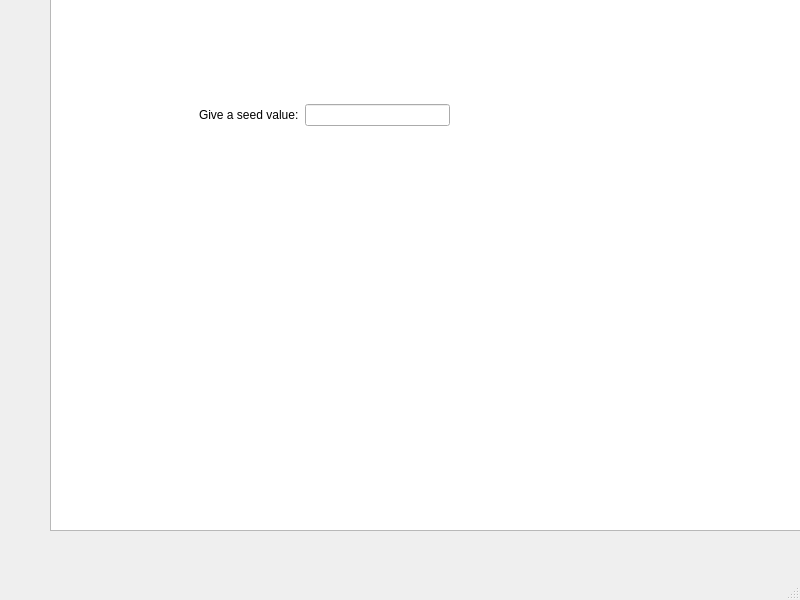
First picture: the form in student/12/numbers_gui/mainwindow.ui, repository nvjsalonen/Ohj2, before the edit.
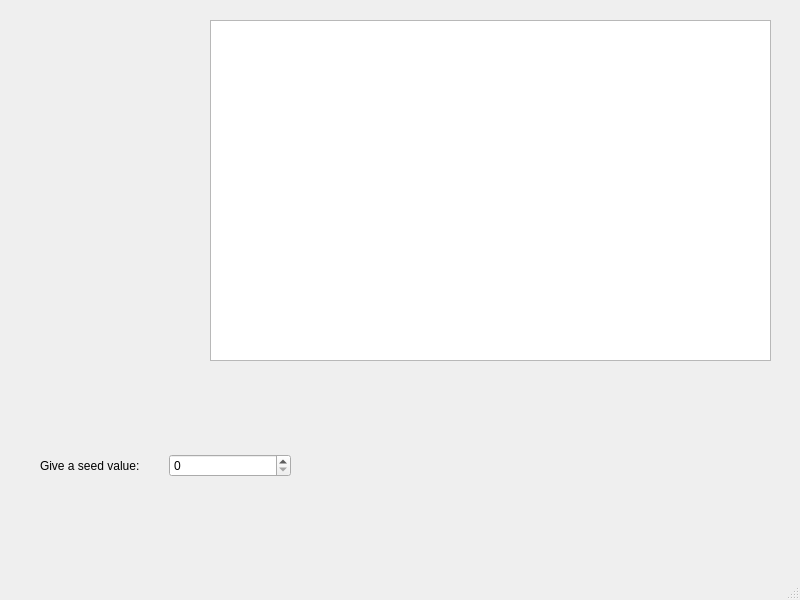
Second picture: the form after the edit.

Commit message: Tehty tiiliä liikuttava funktio

```diff
--- a/student/12/numbers_gui/mainwindow.ui
+++ b/student/12/numbers_gui/mainwindow.ui
@@ -17,26 +17,23 @@
    <widget class="QGraphicsView" name="graphicsView">
     <property name="geometry">
      <rect>
-      <x>50</x>
-      <y>-10</y>
-      <width>761</width>
-      <height>541</height>
+      <x>210</x>
+      <y>20</y>
+      <width>561</width>
+      <height>341</height>
      </rect>
     </property>
    </widget>
    <widget class="QWidget" name="gridLayoutWidget">
     <property name="geometry">
      <rect>
-      <x>199</x>
-      <y>60</y>
+      <x>40</x>
+      <y>410</y>
       <width>251</width>
       <height>111</height>
      </rect>
     </property>
     <layout class="QGridLayout" name="gridLayout">
-     <item row="0" column="1">
-      <widget class="QLineEdit" name="seedLineEdit"/>
-     </item>
      <item row="0" column="0">
       <widget class="QLabel" name="label">
        <property name="text">
@@ -44,6 +41,9 @@
        </property>
       </widget>
      </item>
+     <item row="0" column="1">
+      <widget class="QSpinBox" name="seedSpinBox"/>
+     </item>
     </layout>
    </widget>
   </widget>
```
The commit also changes 2 other files.
